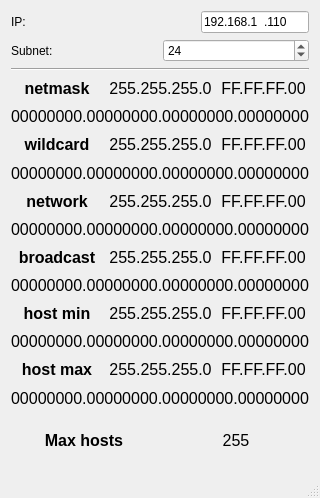
This is mainwindow.ui in socketready/SubnetCalculator as Qt 5 draws it before an edit. The edited form follows.
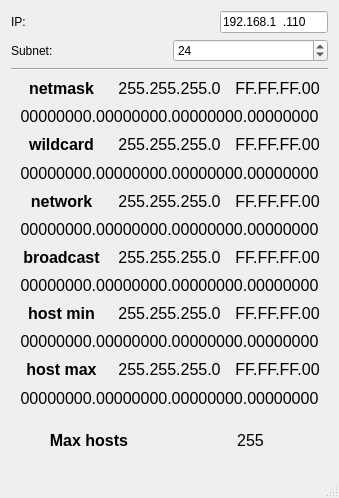
This is the edited form.

Commit message: Reverted back to original UI

```diff
--- a/mainwindow.ui
+++ b/mainwindow.ui
@@ -6,12 +6,12 @@
    <rect>
     <x>0</x>
     <y>0</y>
-    <width>313</width>
+    <width>339</width>
     <height>498</height>
    </rect>
   </property>
   <property name="sizePolicy">
-   <sizepolicy hsizetype="Fixed" vsizetype="Fixed">
+   <sizepolicy hsizetype="Minimum" vsizetype="Minimum">
     <horstretch>0</horstretch>
     <verstretch>0</verstretch>
    </sizepolicy>
@@ -20,8 +20,20 @@
    <string>Subnet Calculator</string>
   </property>
   <widget class="QWidget" name="centralWidget">
-   <layout class="QVBoxLayout" name="verticalLayout_9">
-    <item>
+   <property name="sizePolicy">
+    <sizepolicy hsizetype="Preferred" vsizetype="Preferred">
+     <horstretch>33</horstretch>
+     <verstretch>0</verstretch>
+    </sizepolicy>
+   </property>
+   <property name="minimumSize">
+    <size>
+     <width>339</width>
+     <height>0</height>
+    </size>
+   </property>
+   <layout class="QGridLayout" name="gridLayout">
+    <item row="0" column="0">
      <layout class="QVBoxLayout" name="verticalLayout_2">
       <item>
        <layout class="QHBoxLayout" name="horizontalLayout_3">
@@ -77,8 +89,6 @@
         </item>
        </layout>
       </item>
-     </layout>
-    </item>
     <item>
      <widget class="Line" name="line">
       <property name="orientation">
@@ -547,6 +557,8 @@
      </layout>
     </item>
    </layout>
+    </item>
+   </layout>
   </widget>
   <widget class="QMenuBar" name="menuBar">
    <property name="geometry">
```
Left out of the diff: 2 changed lines with no effect on the pictures. Lines whose indentation alone changed are shown as unchanged. The commit also changes 3 other files.
